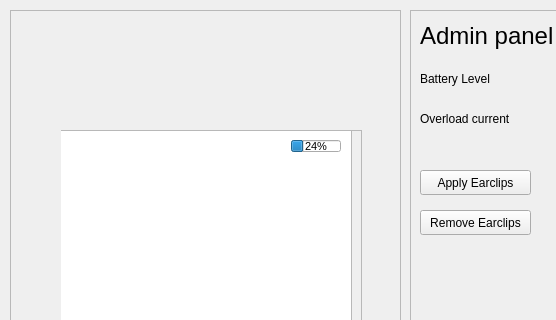
First picture: the form in ces-device-simulator/mainwindow.ui, repository olleosa/3004-CES-Device-Simulator, before the edit; both pictures show x 0 to 556 and y 0 to 320 of the 799 by 722 pixel window.
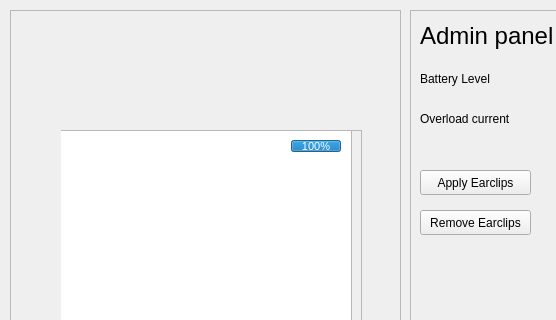
Second picture: the form after the edit. Icons and pictures are not drawn.

```diff
--- a/ces-device-simulator/mainwindow.ui
+++ b/ces-device-simulator/mainwindow.ui
@@ -268,7 +268,7 @@
        </font>
       </property>
       <property name="value">
-       <number>24</number>
+       <number>100</number>
       </property>
      </widget>
      <widget class="QLabel" name="earclipsOnOffLabel">
```
